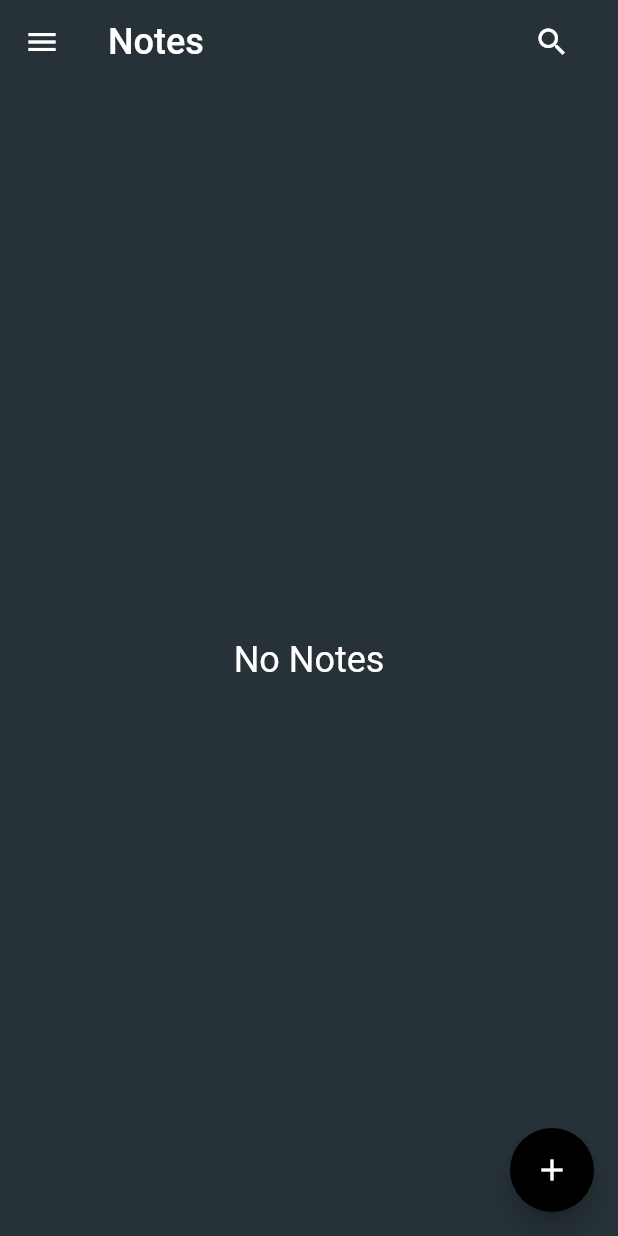
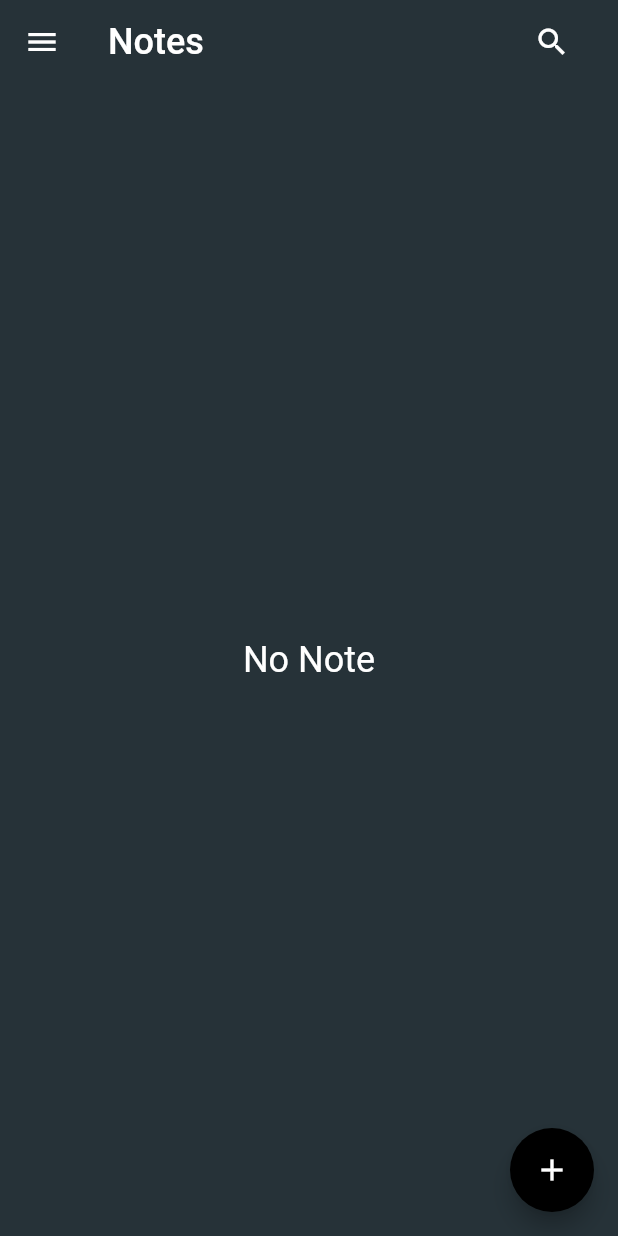
Before and after one commit to Thang58787/flutter_todo_app_sqlite, a Flutter app: the screen it shows after launch, in the side drawer, after a tap on the "search" icon, on a phone screen of 412 x 824 dp. Run offline on Flutter 3.47's test engine with Material 2 defaults, Android fonts, the phone set to English and light mode, and no system bars; our stand-ins replace fluttertoast, sqflite; accounts and stored records are empty.

Commit message:
minor bug fixes

```diff
--- a/lib/db/notes_database.dart
+++ b/lib/db/notes_database.dart
@@ -72,7 +72,7 @@ CREATE TABLE $tableNotes (
     // final result =
     //     await db.rawQuery('SELECT * FROM $tableNotes ORDER BY $orderBy');
 
-    final result = await db.query(tableNotes, orderBy: orderBy, where: '${NoteFields.isInRecycleBin} = ?', whereArgs: [false]);
+    final result = await db.query(tableNotes, orderBy: orderBy, where: '${NoteFields.isInRecycleBin} = 0');
 
     return result.map((json) => Note.fromJson(json)).toList();
   }
@@ -84,7 +84,7 @@ CREATE TABLE $tableNotes (
     // final result =
     //     await db.rawQuery('SELECT * FROM $tableNotes ORDER BY $orderBy');
 
-    final result = await db.query(tableNotes, orderBy: orderBy, where: '${NoteFields.isInRecycleBin} = true');
+    final result = await db.query(tableNotes, orderBy: orderBy, where: '${NoteFields.isInRecycleBin} = 1');
 
     return result.map((json) => Note.fromJson(json)).toList();
   }
@@ -96,7 +96,7 @@ CREATE TABLE $tableNotes (
     // final result =
     //     await db.rawQuery('SELECT * FROM $tableNotes ORDER BY $orderBy');
 
-    final result = await db.query(tableNotes, orderBy: orderBy, where: '${NoteFields.isImportant} = true');
+    final result = await db.query(tableNotes, orderBy: orderBy, where: '${NoteFields.isImportant} = 1');
 
     return result.map((json) => Note.fromJson(json)).toList();
   }
--- a/lib/page/important_notes_page.dart
+++ b/lib/page/important_notes_page.dart
@@ -121,7 +121,7 @@ class _ImportantNotesPageState extends State<ImportantNotesPage> {
             ? CircularProgressIndicator()
             : notes.isEmpty
                 ? Text(
-                    'No Important Notes',
+                    'No Important Note',
                     style: TextStyle(color: Colors.white, fontSize: 24),
                   )
                 : buildNotes(),
--- a/lib/page/notes_page.dart
+++ b/lib/page/notes_page.dart
@@ -59,6 +59,7 @@ class _NotesPageState extends State<NotesPage> {
           return true;
         },
         child: Scaffold(
+          key: key,
           drawer: DrawerWidget(),
           appBar: buildAppBar(context),
           body: buildBody(),
@@ -121,7 +122,7 @@ class _NotesPageState extends State<NotesPage> {
             ? CircularProgressIndicator()
             : notes.isEmpty
                 ? Text(
-                    'No Notes',
+                    'No Note',
                     style: TextStyle(color: Colors.white, fontSize: 24),
                   )
                 : buildNotes(),
--- a/lib/page/recycle_bin_page.dart
+++ b/lib/page/recycle_bin_page.dart
@@ -254,7 +254,7 @@ class _RecycleBinPageState extends State<RecycleBinPage> {
                       isMultiSelectionMode = false;
                       refreshNotes();
                       setState(() {});
-                      showToast('Notes deleted');
+                      showToast('Deleted');
                     },
                     child: Text(
                       'YES',
@@ -296,7 +296,7 @@ class _RecycleBinPageState extends State<RecycleBinPage> {
                         isMultiSelectionMode = false;
                         refreshNotes();
                       });
-                      showToast('Notes restored');
+                      showToast('Restored');
                     },
                     child: Text(
                       'YES',
```
Also changed, not shown: lib/widget/delete_note_dialog.dart (deleted, +0 -30 lines).
